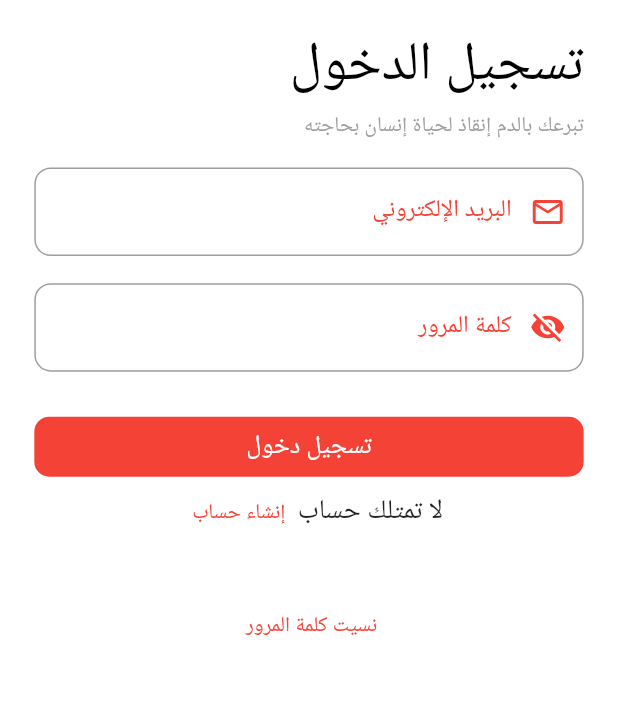
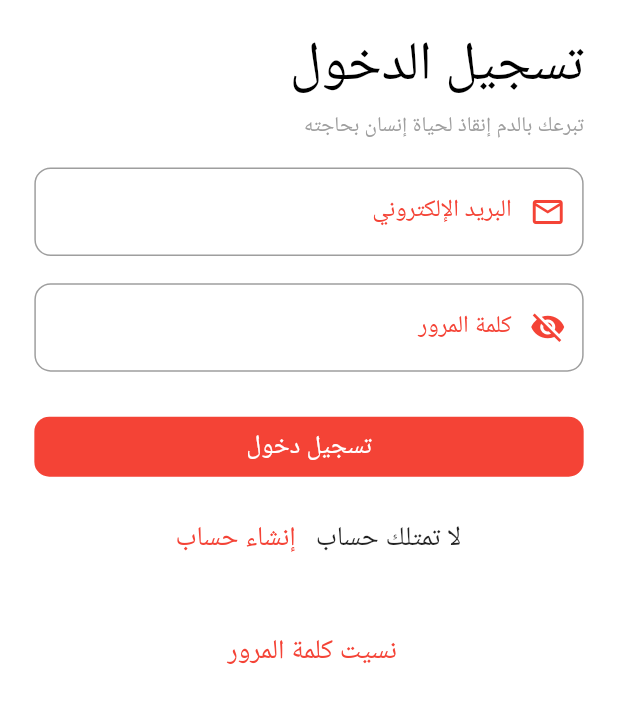
Before and after one commit to MahmoudAbuSalou/bloodDonaition, a Flutter app: the LogInScreen screen opened directly, on a phone screen of 412 x 824 dp, the part 379-1102 px from its top. Run offline on Flutter 3.47's test engine with Material 2 defaults, Android fonts, the phone set to English and light mode, and no system bars; our stand-ins replace awesome_dialog, bloc, conditional_builder_null_safety, curved_navigation_bar, dio, flutter_bloc and 10 more; missing offline and left inert: flutter_pin_code_widget, google_geocoding; accounts and stored records are empty; Roboto replaces fonts that are missing (Tajawal).

```diff
--- /dev/null
+++ b/lib/Models/Pin/pin.dart
@@ -0,0 +1,24 @@
+class Pin {
+  Pin({
+    required this.status,
+    required this.message,
+    required this.pin,
+  });
+  late final String status;
+  late final String message;
+  late final String pin;
+
+  Pin.fromJson(Map<String, dynamic> json){
+    status = json['status'];
+    message = json['message'];
+    pin = json['pin'];
+  }
+
+  Map<String, dynamic> toJson() {
+    final _data = <String, dynamic>{};
+    _data['status'] = status;
+    _data['message'] = message;
+    _data['pin'] = pin;
+    return _data;
+  }
+}
--- a/lib/Modules/login/login_screen.dart
+++ b/lib/Modules/login/login_screen.dart
@@ -2,17 +2,20 @@ import 'package:blood_donation_project/Modules/forgetPassword/forgetPasswordScre
 import 'package:blood_donation_project/cubit/AppCubit/app_cubit.dart';
 import 'package:blood_donation_project/layout/home_page/home_screen.dart';
 import 'package:conditional_builder_null_safety/conditional_builder_null_safety.dart';
+import 'package:flutter/cupertino.dart';
 
 import 'package:flutter/material.dart';
 import 'package:flutter_bloc/flutter_bloc.dart';
 import 'package:flutter_screenutil/flutter_screenutil.dart';
 import 'package:google_fonts/google_fonts.dart';
 
-import '../../cubit/login_cubit/login_cubit.dart';
-import '../../cubit/login_cubit/login_states.dart';
+import '../../cubit/UsenManagmentCubits/login_cubit/login_cubit.dart';
+import '../../cubit/UsenManagmentCubits/login_cubit/login_states.dart';
 import '../../shared/components/components.dart';
 
+import '../../shared/components/constants.dart';
 import '../../shared/validation/userValidation.dart';
+import '../home/homePage/homePage.dart';
 import '../register/register_screen.dart';
 
 // ignore: must_be_immutable
@@ -24,31 +27,10 @@ class LogInScreen extends StatelessWidget {
 
   @override
   Widget build(BuildContext context) {
-    return BlocProvider(
-      create: (context) => LoginCubit(),
-      child: BlocConsumer<LoginCubit, LoginState>(
-        listener: (context, state) {
-          // if (state is LoginSuccessState) {
-          //   // if (state.loginModelResponse.status) {
-          //   //   //showToast(msg:state.loginModelResponse.message , state:ToastState.SUCCESS);
-          //   //   CacheHelper.saveData(
-          //   //           key: 'token', value: state.loginModelResponse.data.token)
-          //   //       .then((value) {
-          //   //     token = state.loginModelResponse.data.token;
-          //   //     showToast(
-          //   //         msg: state.loginModelResponse.message,
-          //   //         state: ToastState.SUCCESS);
-          //   //     navigatorToNew(context, AppScreen());
-          //   //   }
-          //   //   );
-          //   // } else {
-          //   //   showToast(
-          //   //       msg: state.loginModelResponse.message, state: ToastState.ERROR);
-          //   // }
-          // }
-        },
+    return BlocConsumer<AppCubit, AppState>(
+      listener: (context, state) {},
       builder: (context, state) {
-          LoginCubit cubit = LoginCubit.get(context);
+        AppCubit cubit = AppCubit.get(context);
         return Directionality(
           textDirection: TextDirection.rtl,
           child: Scaffold(
@@ -85,23 +67,13 @@ class LogInScreen extends StatelessWidget {
                         Text(
                           'تسجيل الدخول',
                           style: GoogleFonts.tajawal(
-                              textStyle: Theme.of(context)
-                                  .textTheme
-                                  .headline4
-                                  ?.copyWith(
+                            textStyle:
+                                Theme.of(context).textTheme.headline4?.copyWith(
                                       color: Colors.black,
                                       fontSize: 100.sp,
                                       // fontWeight: FontWeight.w700,
                                       //  fontStyle: FontStyle.italic,
                                     ),
-
-                              // Theme
-                              //     .of(context)
-                              //     .textTheme
-                              //     .headline4
-                              //     ?.copyWith(
-                              //   color: Colors.black,
-                              //
                           ),
                         ),
                         SizedBox(
@@ -173,9 +145,19 @@ class LogInScreen extends StatelessWidget {
                         SizedBox(
                           height: 30,
                         ),
-                          ConditionalBuilder(
-                            condition: state is! LoadingState,
-                            builder: (context) => Container(
+                        BlocProvider(
+                          create: (context) => LoginCubit(),
+                          child: BlocConsumer<LoginCubit, LoginState>(
+                            listener: (context, state) {
+                              // TODO: implement listener
+                            },
+                            builder: (context, state) {
+
+                               if (state is LoadingState){
+                                return Center(child: CircularProgressIndicator());
+                              }
+
+                              return Container(
                                   width: double.infinity,
                                   height: 40,
                                   decoration: BoxDecoration(
@@ -184,10 +166,11 @@ class LogInScreen extends StatelessWidget {
                                   ),
                                   child: TextButton(
                                       onPressed: () {
-                                      print(_formKey.currentState!.validate());
+                                        print(
+                                            _formKey.currentState!.validate());
                                         if (_formKey.currentState!.validate()) {
-                                        navigatorToNew(context,
-                                            HomeLayout()); //    password: password.text);
+                                          LoginCubit.get(context).userLogin(email: email.text, password: password.text,context: context);
+
                                         }
                                       },
                                       child: Text('تسجيل دخول'.toUpperCase(),
@@ -195,11 +178,13 @@ class LogInScreen extends StatelessWidget {
                                             textStyle: TextStyle(
                                                 color: Colors.white,
                                                 fontSize: 17),
-                                        )))),
-                            fallback: (context) =>
-                                Center(child: CircularProgressIndicator()),
+                                          ))));
+                            },
                           ),
-                          Row(
+                        ),
+                        Padding(
+                          padding: EdgeInsets.only(top: 50.sp),
+                          child: Row(
                             mainAxisAlignment: MainAxisAlignment.center,
                             children: [
                               Text('لا تمتلك حساب',
@@ -208,22 +193,33 @@ class LogInScreen extends StatelessWidget {
                                       fontSize: 50.sp,
                                     ),
                                   )),
+                              SizedBox(
+                                width: 5,
+                              ),
                               BlocConsumer<AppCubit, AppState>(
-                                listener: (context, state) {
-                                  // TODO: implement listener
-                                },
+                                listener: (context, state) {},
                                 builder: (context, state) {
+                                  if (state is getLocationLoading) {
+                                    return Container(
+                                        height: 5,
+                                        width: 35,
+                                        child: CupertinoActivityIndicator(
+                                            color: Colors.red));
+                                  }
+
                                   return defaultTextButton(
                                       color: Colors.red,
                                       text: 'إنشاء حساب ',
                                       function: () async {
-                                       String address = await AppCubit.get(context)
+                                        await AppCubit.get(context)
                                             .determinePosition(context);
-                                        navigatorTo(context, RegisterScreen(Address: address,));
+
+
                                       });
                                 },
                               ),
                             ],
+                          ),
                         ),
                         SizedBox(
                           height: 75.h,
@@ -245,7 +241,6 @@ class LogInScreen extends StatelessWidget {
           ),
         );
       },
-      ),
     );
   }
 }
--- a/lib/cubit/AppCubit/app_state.dart
+++ b/lib/cubit/AppCubit/app_state.dart
@@ -6,3 +6,47 @@ abstract class AppState {}
 class AppInitial extends AppState {}
 class ChangeIconPassResetScreen extends AppState {}
 class checkNet extends AppState {}
+class getLocationError extends AppState {
+  final error;
+
+  getLocationError({this.error});
+
+
+}
+class getLocationSuccess extends AppState {
+  final location;
+
+  getLocationSuccess({this.location});
+
+}
+class getLocationLoading extends AppState {}
+class genPinLoading extends AppState {}
+
+
+class genPinSuccess extends AppState {
+  final Pin pin;
+
+  genPinSuccess({required this.pin});
+
+
+}
+class genPinError extends AppState {
+  final error;
+
+  genPinError({this.error});
+}
+class deleteUserLoading extends AppState {}
+class ChangePasswordLoading extends AppState {}
+class ChangePasswordSuccess extends AppState {}
+class ChangePasswordError extends AppState {
+
+  final error;
+
+  ChangePasswordError({this.error});
+}
+class deleteUserSuccess extends AppState {}
+class deleteUserError extends AppState {
+  final error;
+
+  deleteUserError({this.error});
+}
--- a/lib/cubit/Register/GlobalSettingCubit/global_setting_register_cubit.dart
+++ b/lib/cubit/UsenManagmentCubits/Register/GlobalSettingCubit/global_setting_register_cubit.dart
@@ -1,9 +1,9 @@
 import 'package:bloc/bloc.dart';
+import 'package:blood_donation_project/shared/components/components.dart';
 import 'package:flutter/material.dart';
 import 'package:flutter_bloc/flutter_bloc.dart';
 import 'package:meta/meta.dart';
 
-import '../../../shared/components/components.dart';
 
 part 'global_setting_register_state.dart';
 
--- a/lib/cubit/login_cubit/login_states.dart
+++ b/lib/cubit/UsenManagmentCubits/login_cubit/login_states.dart
@@ -8,9 +8,11 @@ abstract class LoginState {}
  LoginSuccessState();
  }
  class LoginErrorState extends LoginState{
-  final String error;
+  final  error;
 
-  LoginErrorState(this.error);
+  LoginErrorState({this.error});
+
+
 
  }
 
--- a/lib/shared/components/components.dart
+++ b/lib/shared/components/components.dart
@@ -1,5 +1,4 @@
-import 'package:blood_donation_project/cubit/Register/register_cubit/register_cubit.dart';
-import 'package:blood_donation_project/cubit/Register/register_cubit/register_states.dart';
+
 import 'package:flutter/material.dart';
 import 'package:flutter_bloc/flutter_bloc.dart';
 import 'package:flutter_screenutil/flutter_screenutil.dart';
@@ -8,7 +7,7 @@ import 'package:google_fonts/google_fonts.dart';
 
 import '../../Models/onBoarding/onBoardingModel.dart';
 
-import '../../cubit/Register/GlobalSettingCubit/global_setting_register_cubit.dart';
+import '../../cubit/UsenManagmentCubits/Register/GlobalSettingCubit/global_setting_register_cubit.dart';
 import 'constants.dart';
 
 Widget buildItem(business, context) {
@@ -147,7 +146,8 @@ Widget defaultTextButton(
       },
       child: Text(
         text.toUpperCase(),
-        style: GoogleFonts.tajawal(textStyle: TextStyle(color: color)),
+        style: GoogleFonts.tajawal(textStyle: TextStyle(color: color,fontSize: 50.sp)),
+
       ));
 }
 
--- a/lib/shared/network/end_point.dart
+++ b/lib/shared/network/end_point.dart
@@ -2,5 +2,9 @@ class Urls {
   static const String baseUrl = "http://10.0.2.2:3000/api/";
 
   static const String singupUrl =  baseUrl+"users/signUp";
+  static const String genPinUrl =  baseUrl+"genPin/";
+  static const String deleteUserUrl =  baseUrl+"users/deleteUser";
+  static const String loginUrl =  baseUrl+"users/login";
+  static const String changePasswordUrl =  baseUrl+"users/chgPassword";
 
 }
--- a/lib/shared/network/remote/dio_helper.dart
+++ b/lib/shared/network/remote/dio_helper.dart
@@ -130,7 +130,7 @@ class DioHelper {
         Map<String, dynamic> ? query}) async {
     dio.options.headers = {
       'lang': lang,
-      'Authorization': "Bearer $token",
+      'Authorization': token,
       'Content-Type': 'application/json'
     };
     return await dio.get(url, queryParameters: query);
@@ -146,7 +146,7 @@ class DioHelper {
 
     dio.options.headers = {
       'lang': lang,
-      'Authorization': "Bearer $token" ,
+      'Authorization': token,
       'Content-Type': 'application/json'
     };
     return await dio.post(url, data: data);
```
Also changed, not shown: lib/Modules/forgetPassword/PinEntry.dart (+68 -8 lines), lib/Modules/forgetPassword/ResetPassword.dart (+59 -56 lines), lib/Modules/forgetPassword/forgetPasswordScreen.dart (+21 -12 lines), lib/Modules/on_boarding/on_boarding.dart (+15 -2 lines), lib/Modules/register/register_screen.dart (+7 -4 lines), lib/cubit/AppCubit/app_cubit.dart (+136 -23 lines), lib/cubit/UsenManagmentCubits/Register/register_cubit/register_cubit.dart (renamed from lib/cubit/Register/register_cubit/register_cubit.dart, +7 -5 lines), lib/cubit/UsenManagmentCubits/login_cubit/login_cubit.dart (added, +73 -0 lines), lib/cubit/login_cubit/login_cubit.dart (deleted, +0 -42 lines), lib/main.dart (+4 -4 lines), lib/cubit/UsenManagmentCubits/Register/GlobalSettingCubit/global_setting_register_state.dart (renamed from lib/cubit/Register/GlobalSettingCubit/global_setting_register_state.dart), lib/cubit/UsenManagmentCubits/Register/register_cubit/register_states.dart (renamed from lib/cubit/Register/register_cubit/register_states.dart). Lines whose indentation alone changed are shown as unchanged.
